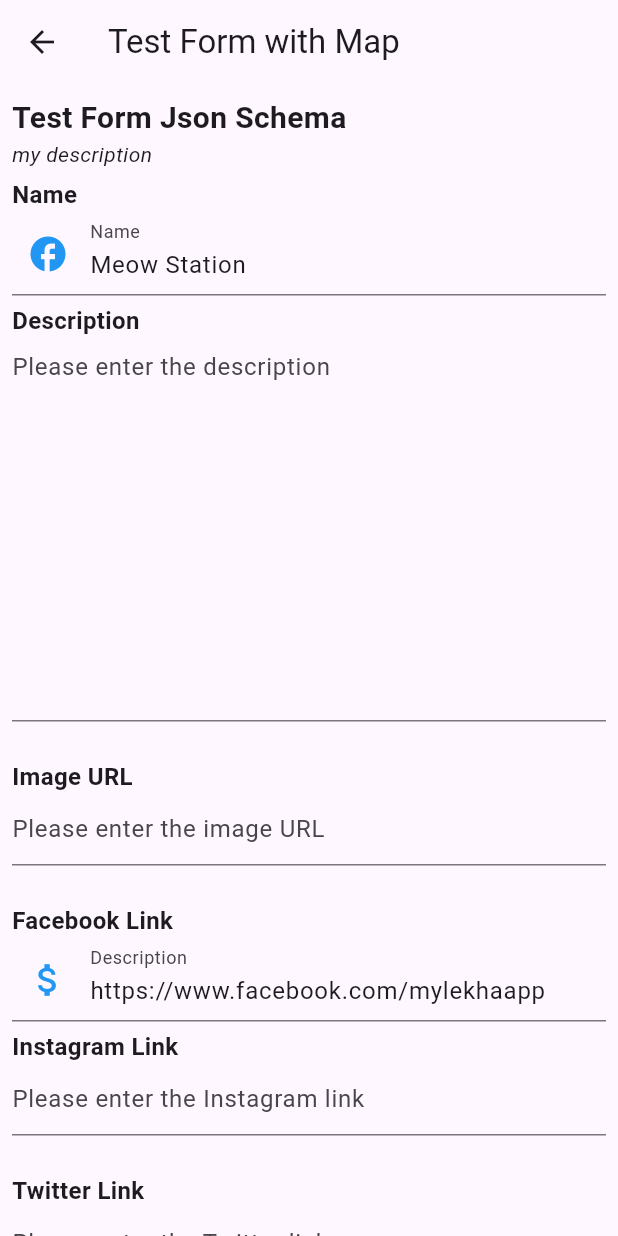
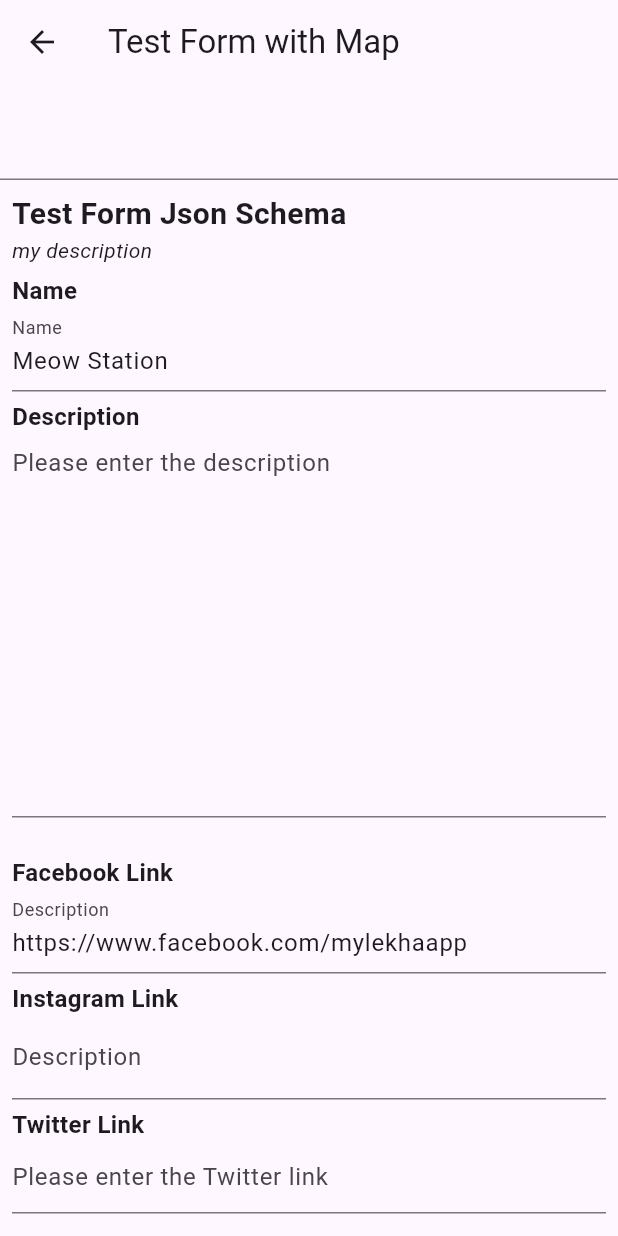
Before and after one commit to kechankrisna/dynamic_form_flutter, a Flutter app: the screen it shows after launch, after a tap on "Test Form", on a phone screen of 412 x 824 dp. Run offline on Flutter 3.47's test engine with Material 3 defaults, Android fonts, the phone set to English and light mode, and no system bars; our stand-ins replace flutter_colorpicker, material_design_icons_flutter.

Commit message:
chore: example

```diff
--- a/example/lib/main.dart
+++ b/example/lib/main.dart
@@ -1,4 +1,5 @@
 import 'package:dynamic_form_plus/dynamic_form_plus.dart';
+import 'package:material_design_icons_flutter/material_design_icons_flutter.dart';
 import 'package:flutter/material.dart';
 
 import 'test_form.dart';
@@ -35,6 +36,8 @@ class MyHomePage extends StatefulWidget {
 }
 
 class _MyHomePageState extends State<MyHomePage> {
+  var facebookIconJson = null;
+  List<Map<String, dynamic>> iconsJson = [];
   @override
   Widget build(BuildContext context) {
     // This method is rerun every time setState is called, for instance as done
@@ -67,21 +70,45 @@ class _MyHomePageState extends State<MyHomePage> {
             ),
             TextButton(
                 onPressed: () {
-                  var child = Icon(Icons.attach_money, color: Colors.blue);
-                  var result = IconSerializer.toJson(child);
-                  print(result);
+                  // var facebook = Icon(Icons.facebook, color: Colors.blue);
+                  // var result = IconSerializer.toJson(facebook);
+                  // print(result);
+
+                  // print("==================");
+
+                  // setState(() {
+                  //   facebookIconJson = result;
+                  // });
+                  var icons = [
+                    Icon(Icons.facebook, color: Colors.blue),
+                    Icon(Icons.link, color: Colors.blue),
+                    Icon(Icons.telegram, color: Colors.green),
+                    Icon(MdiIcons.instagram, color: Colors.blue),
+                    Icon(MdiIcons.twitter, color: Colors.blue),
+                  ];
+                  List<Map<String, dynamic>> _results = [];
+                  for (var icon in icons) {
+                    var result = IconSerializer.toJson(icon);
+                    _results.add(result);
+                    print("result ========> $result");
+                  }
+                  setState(() {
+                    iconsJson = _results;
+                  });
                 },
                 child: Wrap(
                   children: [
-                    Icon(Icons.attach_money, color: Colors.blue),
+                    ...iconsJson.map((e) => IconSerializer.fromJson(e)).toList(),
+                    if(facebookIconJson != null) IconSerializer.fromJson(facebookIconJson),
                     IconSerializer.fromJson({
                       "type": "Icon",
                       "icon": {
                         "codePoint": 57941,
                         "fontFamily": "MaterialIcons",
-                      },
-                      "size": 20.0,
-                      "color": 4280391411,
+                        "fontPackage": null,
+                        "matchTextDirection": false,
+                        "fontFamilyFallback": null
+                      }
                     }),
                     Text("convert"),
                   ],
--- a/example/lib/test_form.dart
+++ b/example/lib/test_form.dart
@@ -25,15 +25,6 @@ class _TestFormState extends State<TestForm> {
         "decoration": {
           "labelText": "Name",
           "hintText": "Please enter the name",
-          "prefixIcon": {
-            "type": "Icon",
-            "icon": {
-              "codePoint": 57941,
-              "fontFamily": "MaterialIcons",
-            },
-            "size": 28.0,
-            "color": 4280391411,
-          },
         }
       },
       {
@@ -46,14 +37,6 @@ class _TestFormState extends State<TestForm> {
 
       },
       {
-        "key": "image_url",
-        "type": "Input",
-        "label": "Image URL",
-        "placeholder": "Please enter the image URL",
-        "value": "",
-        "required": false
-      },
-      {
         "key": "facebook_link",
         "type": "Input",
         "label": "Facebook Link",
@@ -63,15 +46,6 @@ class _TestFormState extends State<TestForm> {
         "decoration": {
           "labelText": "Description",
           "hintText": "Please enter the description",
-          "prefixIcon": {
-            "type": "Icon",
-            "icon": {
-              "codePoint": 57522,
-              "fontFamily": "MaterialIcons",
-            },
-            "size": 28.0,
-            "color": 4280391411,
-          },
         }
       },
       {
@@ -80,7 +54,11 @@ class _TestFormState extends State<TestForm> {
         "label": "Instagram Link",
         "placeholder": "Please enter the Instagram link",
         "value": "",
-        "required": false
+        "required": false,
+        "decoration": {
+          "labelText": "Description",
+          "hintText": "Please enter the description",
+        }
       },
       {
         "key": "twitter_link",
@@ -220,13 +198,17 @@ class _TestFormState extends State<TestForm> {
       body: SingleChildScrollView(
         child: Column(
           children: <Widget>[
+            TextFormField(
+              minLines: 2,
+              maxLines: 5,
+            ),
             JsonSchema(
               form: form,
               onChanged: (dynamic response) {
                 print(jsonEncode(response));
               },
               actionSave: (data) {
-                // print(jsonEncode(data));
+                print(jsonEncode(data));
                 var value = jsonDecode(jsonEncode(data));
                 var fields = value['fields'];
                 print(fields);
--- a/example/pubspec.yaml
+++ b/example/pubspec.yaml
@@ -30,6 +30,8 @@ environment:
 dependencies:
   flutter:
     sdk: flutter
+
+  material_design_icons_flutter: 7.0.7296 ## active
   dynamic_form_plus:
     path: ../
 
```
Also changed, not shown: example/pubspec.lock, 2 other files.
